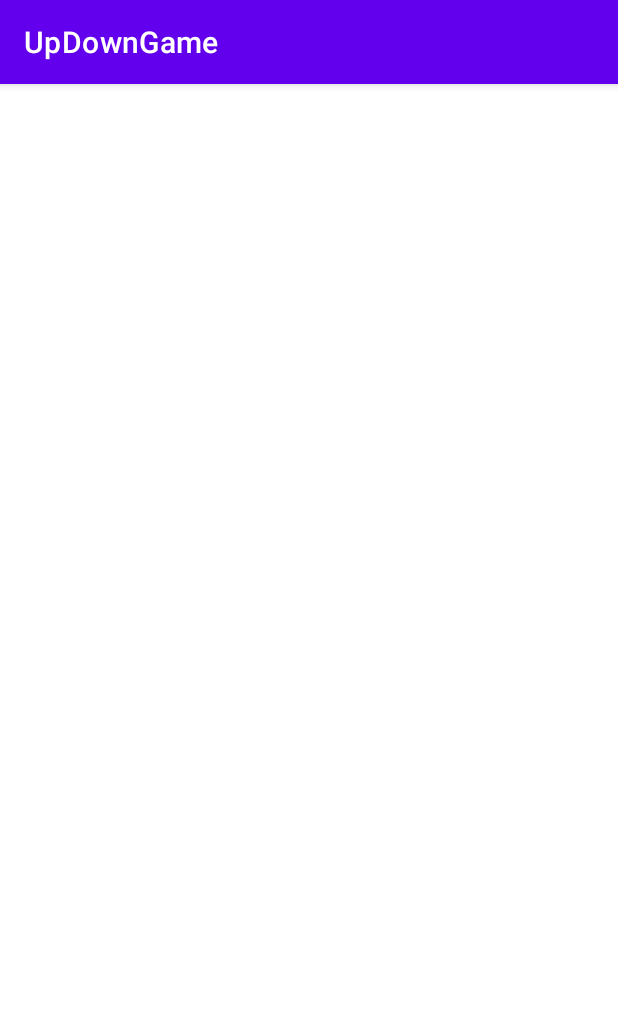
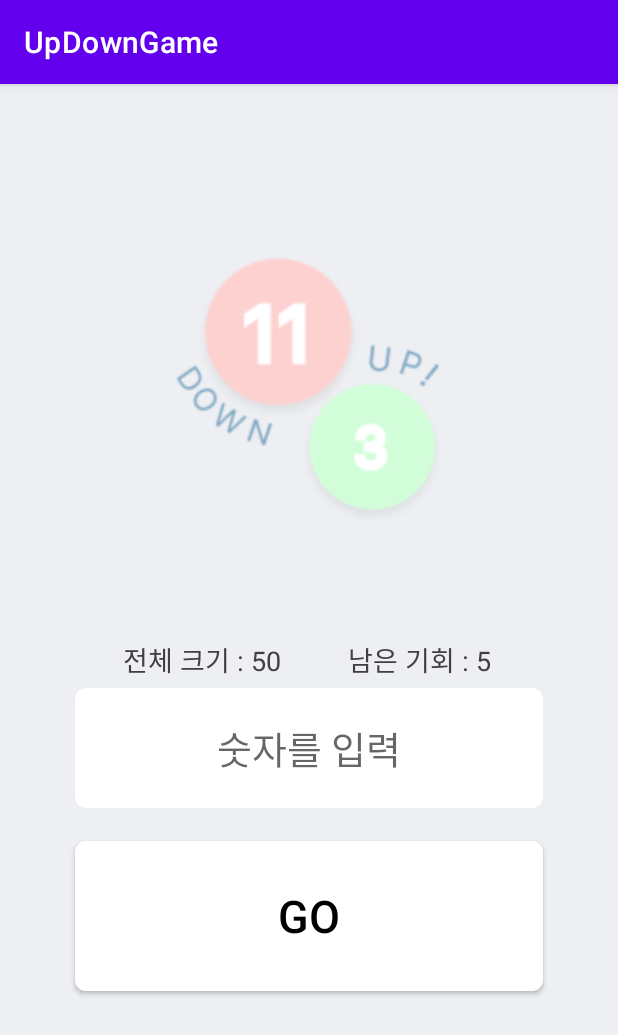
Before and after one commit to roncan1/UpDownGame, an Android app: the GameActivity screen opened directly, with no data from a screen before it, on a phone screen of 412 x 824 dp. Shown: the top 1035 px of the screen. Run offline under Robolectric (Android 15) with nearby library versions, the phone set to English and light mode, and no system bars.

Commit message:
중간커밋

```diff
--- a/app/src/main/java/com/emagnwodpu/updowngame/GameActivity.kt
+++ b/app/src/main/java/com/emagnwodpu/updowngame/GameActivity.kt
@@ -1,11 +1,44 @@
 package com.emagnwodpu.updowngame
 
+import android.content.Intent
 import androidx.appcompat.app.AppCompatActivity
 import android.os.Bundle
+import android.view.View
+import android.widget.EditText
+import androidx.appcompat.widget.AppCompatButton
+import kotlin.random.Random
 
 class GameActivity : AppCompatActivity() {
+
+    var indexAll = 0
+    var indexCorrect = 0
     override fun onCreate(savedInstanceState: Bundle?) {
         super.onCreate(savedInstanceState)
         setContentView(R.layout.activity_game)
     }
+
+    fun startGame() {
+        var d = intent.getIntExtra("difficulty", 1)
+        if (d == 0) {
+            indexAll = 30
+            indexCorrect = Random.nextInt(30)+1
+        } else if (d == 1) {
+            indexAll = 50
+            indexCorrect = Random.nextInt(50)+1
+        } else {
+            indexAll = 70
+            indexCorrect = Random.nextInt(70)+1
+        }
+    }
+
+    fun onClick() {
+        var etNum = findViewById<EditText>(R.id.et_num)
+        var btnGo = findViewById<AppCompatButton>(R.id.btn_go)
+        btnGo.setOnClickListener(View.OnClickListener {
+            var tmp = Integer.parseInt(etNum.text.toString())
+            if (tmp > indexCorrect) {
+
+            }
+        })
+    }
 }
--- a/app/src/main/res/layout/activity_game.xml
+++ b/app/src/main/res/layout/activity_game.xml
@@ -4,6 +4,80 @@
     xmlns:tools="http://schemas.android.com/tools"
     android:layout_width="match_parent"
     android:layout_height="match_parent"
-    tools:context=".GameActivity">
+    tools:context=".GameActivity"
+    android:background="#EDEFF2">
+
+    <ImageView
+        android:layout_width="match_parent"
+        android:layout_height="match_parent"
+        android:src="@drawable/logo"
+        android:layout_marginBottom="340dp"
+        android:layout_marginLeft="30dp"
+        android:scaleType="centerCrop"
+        app:layout_constraintStart_toStartOf="parent"
+        app:layout_constraintEnd_toEndOf="parent"/>
+
+    <TextView
+        android:id="@+id/tv_length"
+        android:layout_width="wrap_content"
+        android:layout_height="wrap_content"
+        android:text="전체 크기 : 50"
+        android:textSize="18dp"
+        android:textColor="#404040"
+        android:padding="5dp"
+        app:layout_constraintVertical_bias="1.0"
+        app:layout_constraintHorizontal_bias="0.26"
+        app:layout_constraintBottom_toTopOf="@+id/et_num"
+        app:layout_constraintTop_toTopOf="parent"
+        app:layout_constraintLeft_toLeftOf="parent"
+        app:layout_constraintRight_toRightOf="parent"/>
+
+    <TextView
+        android:id="@+id/tv_chance"
+        android:layout_width="wrap_content"
+        android:layout_height="wrap_content"
+        android:text="남은 기회 : 5"
+        android:textSize="18dp"
+        android:textColor="#404040"
+        android:padding="5dp"
+        app:layout_constraintVertical_bias="1.0"
+        app:layout_constraintHorizontal_bias="0.74"
+        app:layout_constraintBottom_toTopOf="@+id/et_num"
+        app:layout_constraintTop_toTopOf="parent"
+        app:layout_constraintLeft_toLeftOf="parent"
+        app:layout_constraintRight_toRightOf="parent"/>
+
+
+    <EditText
+        android:id="@+id/et_num"
+        android:layout_width="match_parent"
+        android:layout_height="80dp"
+        android:hint="숫자를 입력"
+        android:inputType="number"
+        android:textSize="25dp"
+        android:gravity="center"
+        android:layout_margin="50dp"
+        android:textColor="#333333"
+        android:background="@drawable/shape_btn_back_white"
+        app:layout_constraintTop_toTopOf="parent"
+        app:layout_constraintBottom_toBottomOf="parent"
+        app:layout_constraintVertical_bias="0.6"/>
+
+    <androidx.appcompat.widget.AppCompatButton
+        android:id="@+id/btn_go"
+        android:layout_width="match_parent"
+        android:layout_height="100dp"
+        android:text="GO"
+        android:textSize="30dp"
+        android:layout_margin="50dp"
+        android:elevation="30dp"
+        android:textColor="@color/black"
+        android:background="@drawable/shape_btn_back_white"
+        app:layout_constraintStart_toStartOf="parent"
+        app:layout_constraintEnd_toEndOf="parent"
+        app:layout_constraintBottom_toBottomOf="parent"
+        app:layout_constraintTop_toTopOf="parent"
+        app:layout_constraintVertical_bias="0.8"/>
+
 
 </androidx.constraintlayout.widget.ConstraintLayout>
--- a/app/src/main/res/layout/activity_main.xml
+++ b/app/src/main/res/layout/activity_main.xml
@@ -25,6 +25,7 @@
         android:textSize="30dp"
         android:layout_margin="50dp"
         android:elevation="30dp"
+        android:textColor="@color/black"
         android:background="@drawable/shape_btn_back_white"
         app:layout_constraintStart_toStartOf="parent"
         app:layout_constraintEnd_toEndOf="parent"
@@ -52,6 +53,7 @@
             android:background="@drawable/shape_btn_back_white"
             android:padding="10dp"
             android:elevation="4dp"
+            android:textColor="@color/black"
             android:layout_marginTop="10dp"
             android:layout_marginBottom="10dp"/>
 
@@ -65,6 +67,7 @@
             android:padding="10dp"
             android:elevation="4dp"
             android:checked="true"
+            android:textColor="@color/black"
             android:layout_marginTop="10dp"
             android:layout_marginBottom="10dp"
             android:layout_marginRight="16dp"
@@ -79,6 +82,7 @@
             android:background="@drawable/shape_btn_back_white"
             android:padding="10dp"
             android:elevation="4dp"
+            android:textColor="@color/black"
             android:layout_marginTop="10dp"
             android:layout_marginBottom="10dp"/>
     </RadioGroup>
```
